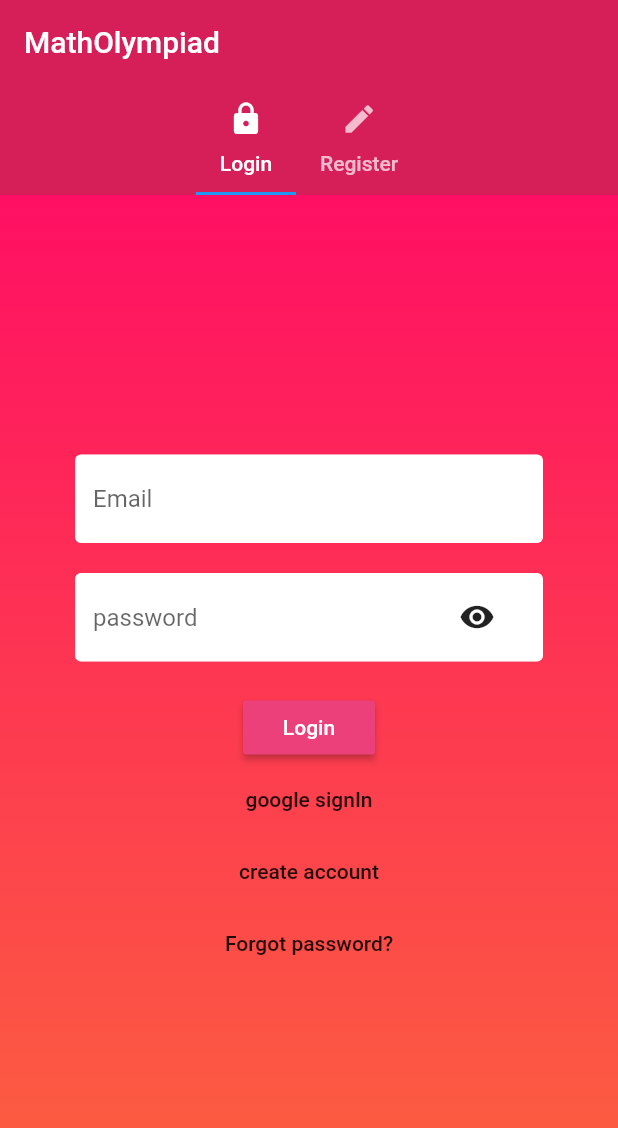
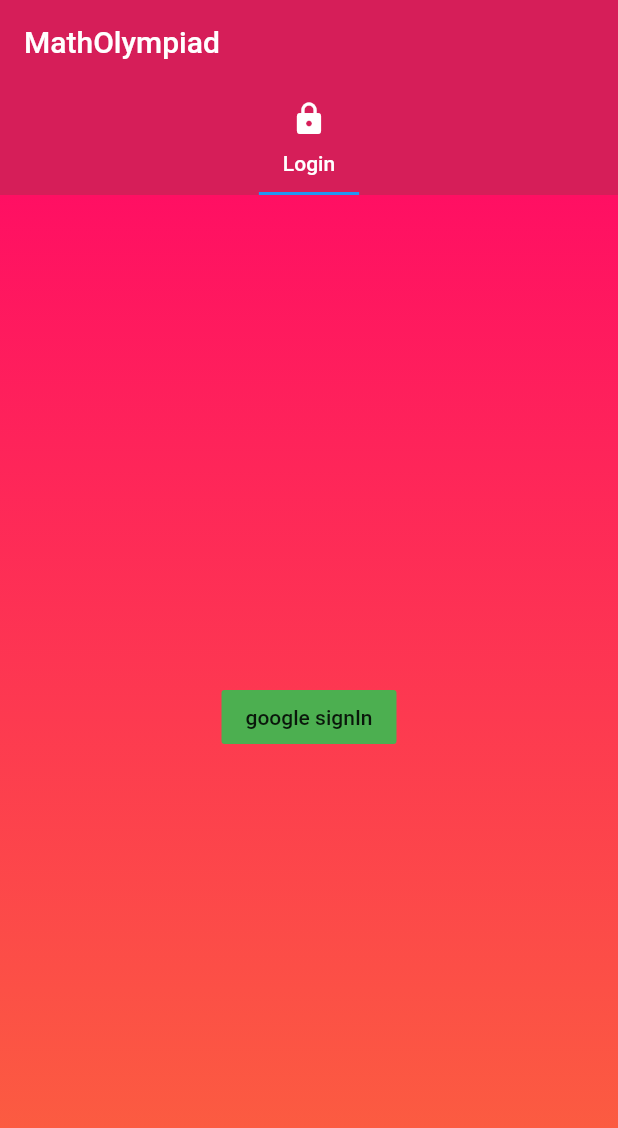
Before and after one commit to Abdullahfoysal/MathOlympiad_flutter, a Flutter app: the screen it shows after launch, on a phone screen of 412 x 824 dp. Shown: the top 1128 px of the screen. Run offline on Flutter 3.47's test engine with Material 2 defaults, Android fonts, the phone set to English and light mode, and no system bars; our stand-ins replace cloud_firestore, connectivity, email_validator, firebase_auth, firebase_storage, flutter_spinkit and 8 more; missing offline and left inert: flutter_tex; accounts and stored records are empty.

Commit message:
login with google only

```diff
--- a/lib/screens/authenticate/authenticate.dart
+++ b/lib/screens/authenticate/authenticate.dart
@@ -23,7 +23,7 @@ class _AuthenticateState extends State<Authenticate> {
     return WillPopScope(
       onWillPop: _onBackPressed,
       child: DefaultTabController(
-        length: 2,
+        length: 1,
         child: Scaffold(
           appBar: AppBar(
               backgroundColor: appBarColor,
@@ -36,16 +36,16 @@ class _AuthenticateState extends State<Authenticate> {
                     icon: Icon(Icons.lock),
                     text: 'Login',
                   ),
-                  Tab(
+                  /*Tab(
                     icon: Icon(Icons.edit),
                     text: 'Register',
-                  ),
+                  ),*/
                 ],
               )),
           body: new TabBarView(
             children: <Widget>[
               SignIn(),
-              Register(),
+              /*Register(),*/
             ],
           ),
         ),
--- a/lib/screens/authenticate/sign_in.dart
+++ b/lib/screens/authenticate/sign_in.dart
@@ -38,7 +38,7 @@ class _SignInState extends State<SignIn> {
                     child: SingleChildScrollView(
                       child: Column(
                         children: <Widget>[
-                          SizedBox(
+                          /*  SizedBox(
                             height: 20.0,
                           ),
                           TextFormField(
@@ -78,11 +78,11 @@ class _SignInState extends State<SignIn> {
                             onChanged: (val) {
                               setState(() => password = val);
                             },
-                          ),
+                          ),*/
                           SizedBox(
                             height: 20.0,
                           ),
-                          RaisedButton(
+                          /* RaisedButton(
                             color: Colors.pink[400],
                             child: Text(
                               'Login',
@@ -116,22 +116,17 @@ class _SignInState extends State<SignIn> {
                                 });
                               }
                             },
-                          ),
+                          ),*/
                           FlatButton(
+                            color: Colors.green,
                             child: Text('google signIn'),
                             onPressed: () async {
                               var result = await googleSignIn();
                               print(result);
                             },
                           ),
-                          FlatButton(
-                            child: Text('create account'),
-                            onPressed: () async {
-                              var result = await googleSignIn();
-                              print(result);
-                            },
-                          ),
-                          FlatButton(
+
+                          /* FlatButton(
                             child: Text('Forgot password?'),
                             onPressed: () {
                               Navigator.push(
@@ -140,7 +135,7 @@ class _SignInState extends State<SignIn> {
                                     builder: (context) => ForgotPassword()),
                               );
                             },
-                          ),
+                          ),*/
                           Text(
                             error,
                             style: TextStyle(
--- a/lib/screens/wrapper.dart
+++ b/lib/screens/wrapper.dart
@@ -37,8 +37,6 @@ class Wrapper extends StatelessWidget {
           );
         },
       );
-
-      //return Home(user: user);
     }
   }
 }
```
